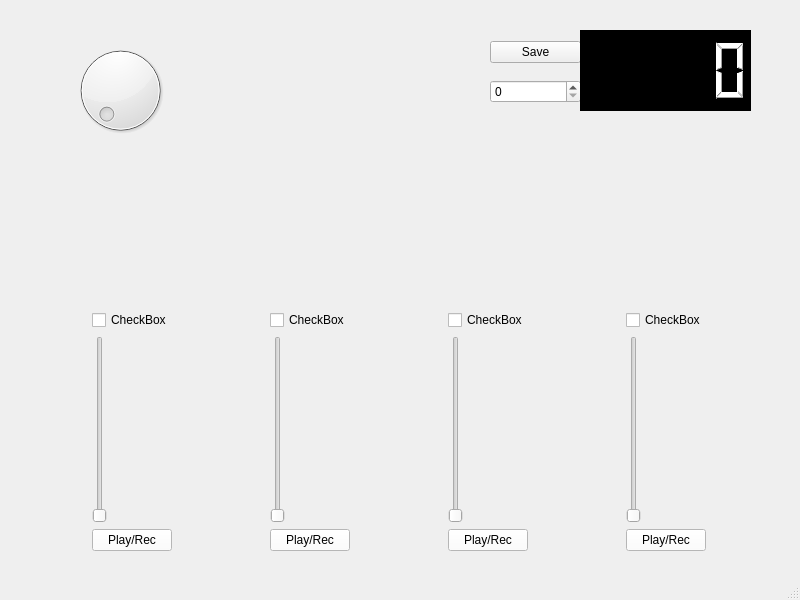
This is src/mainwindow.ui in IIzw96/audio_station_loop as Qt 5 draws it before an edit. The edited form follows.
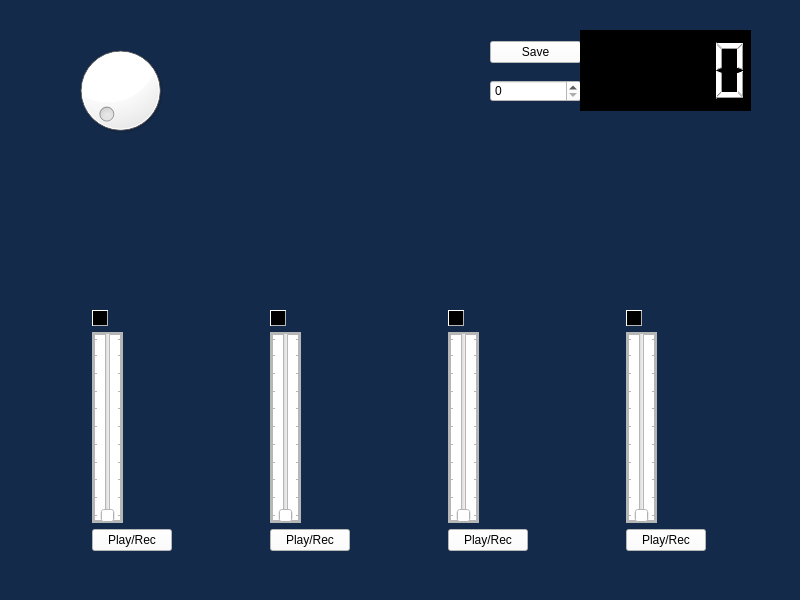
This is the edited form.

```diff
--- a/src/mainwindow.ui
+++ b/src/mainwindow.ui
@@ -14,7 +14,7 @@
    <string>MainWindow</string>
   </property>
   <property name="styleSheet">
-   <string notr="true"/>
+   <string notr="true">background-color: rgb(20, 42, 74);</string>
   </property>
   <widget class="QWidget" name="centralwidget">
    <widget class="QDial" name="dial">
@@ -26,6 +26,9 @@
       <height>101</height>
      </rect>
     </property>
+    <property name="styleSheet">
+     <string notr="true">background-color: rgb(255, 255, 255);</string>
+    </property>
    </widget>
    <widget class="QWidget" name="layoutWidget">
     <property name="geometry">
@@ -39,13 +42,20 @@
     <layout class="QVBoxLayout" name="verticalLayout">
      <item>
       <widget class="QPushButton" name="pushButton_5">
+       <property name="styleSheet">
+        <string notr="true">background-color: rgb(255, 255, 255);</string>
+       </property>
        <property name="text">
         <string>Save</string>
        </property>
       </widget>
      </item>
      <item>
-      <widget class="QSpinBox" name="spinBox"/>
+      <widget class="QSpinBox" name="spinBox">
+       <property name="styleSheet">
+        <string notr="true">background-color: rgb(255, 255, 255);</string>
+       </property>
+      </widget>
      </item>
     </layout>
    </widget>
@@ -76,11 +86,19 @@
      <item row="3" column="3">
       <widget class="QSlider" name="verticalSlider_4">
        <property name="styleSheet">
-        <string notr="true"/>
+        <string notr="true">background-color: rgb(255, 255, 255);
+border: 3px solid;
+border-color: rgb(182, 182, 182);</string>
        </property>
        <property name="orientation">
         <enum>Qt::Vertical</enum>
        </property>
+       <property name="tickPosition">
+        <enum>QSlider::TicksBothSides</enum>
+       </property>
+       <property name="tickInterval">
+        <number>0</number>
+       </property>
       </widget>
      </item>
      <item row="4" column="1">
@@ -95,23 +113,47 @@
      </item>
      <item row="3" column="1">
       <widget class="QSlider" name="verticalSlider_2">
+       <property name="styleSheet">
+        <string notr="true">background-color: rgb(255, 255, 255);
+border: 3px solid;
+border-color: rgb(182, 182, 182);</string>
+       </property>
        <property name="orientation">
         <enum>Qt::Vertical</enum>
        </property>
+       <property name="tickPosition">
+        <enum>QSlider::TicksBothSides</enum>
+       </property>
       </widget>
      </item>
      <item row="3" column="0">
       <widget class="QSlider" name="verticalSlider">
+       <property name="styleSheet">
+        <string notr="true">background-color: rgb(255, 255, 255);
+border: 3px solid;
+border-color: rgb(182, 182, 182);</string>
+       </property>
        <property name="orientation">
         <enum>Qt::Vertical</enum>
        </property>
+       <property name="tickPosition">
+        <enum>QSlider::TicksBothSides</enum>
+       </property>
       </widget>
      </item>
      <item row="3" column="2">
       <widget class="QSlider" name="verticalSlider_3">
+       <property name="styleSheet">
+        <string notr="true">background-color: rgb(255, 255, 255);
+border: 3px solid;
+border-color: rgb(182, 182, 182);</string>
+       </property>
        <property name="orientation">
         <enum>Qt::Vertical</enum>
        </property>
+       <property name="tickPosition">
+        <enum>QSlider::TicksBothSides</enum>
+       </property>
       </widget>
      </item>
      <item row="4" column="2">
@@ -147,29 +189,78 @@
      </item>
      <item row="2" column="0">
       <widget class="QCheckBox" name="checkBox">
+       <property name="maximumSize">
+        <size>
+         <width>16</width>
+         <height>16777215</height>
+        </size>
+       </property>
+       <property name="styleSheet">
+        <string notr="true">color: rgb(255, 255, 255);
+background-color: rgb(0, 0, 0);
+border: 1px outset;
+border-color: rgb(182, 182, 182);
+</string>
+       </property>
        <property name="text">
-        <string>CheckBox</string>
+        <string/>
        </property>
       </widget>
      </item>
      <item row="2" column="1">
       <widget class="QCheckBox" name="checkBox_2">
+       <property name="maximumSize">
+        <size>
+         <width>16</width>
+         <height>16777215</height>
+        </size>
+       </property>
+       <property name="styleSheet">
+        <string notr="true">color: rgb(255, 255, 255);
+border: 1px outset;
+border-color: rgb(182, 182, 182);
+background-color: rgb(0, 0, 0);</string>
+       </property>
        <property name="text">
-        <string>CheckBox</string>
+        <string/>
        </property>
       </widget>
      </item>
      <item row="2" column="3">
       <widget class="QCheckBox" name="checkBox_4">
+       <property name="maximumSize">
+        <size>
+         <width>16</width>
+         <height>16777215</height>
+        </size>
+       </property>
+       <property name="styleSheet">
+        <string notr="true">color: rgb(255, 255, 255);
+border: 1px outset;
+border-color: rgb(182, 182, 182);
+background-color: rgb(0, 0, 0);</string>
+       </property>
        <property name="text">
-        <string>CheckBox</string>
+        <string/>
        </property>
       </widget>
      </item>
      <item row="2" column="2">
       <widget class="QCheckBox" name="checkBox_3">
+       <property name="maximumSize">
+        <size>
+         <width>16</width>
+         <height>16777215</height>
+        </size>
+       </property>
+       <property name="styleSheet">
+        <string notr="true">color: rgb(255, 255, 255);
+border: 1px outset;
+border-color: rgb(182, 182, 182);
+background-color: rgb(0, 0, 0);</string>
+       </property>
        <property name="text">
-        <string>CheckBox</string>
+        <string/>
        </property>
       </widget>
      </item>
```
